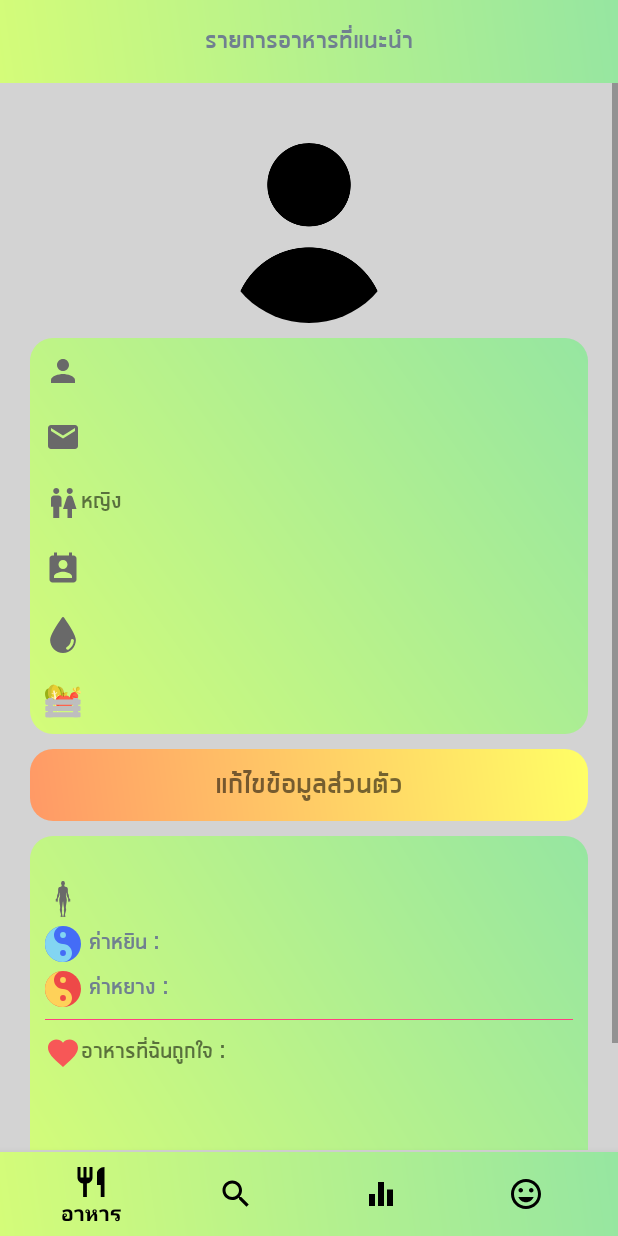
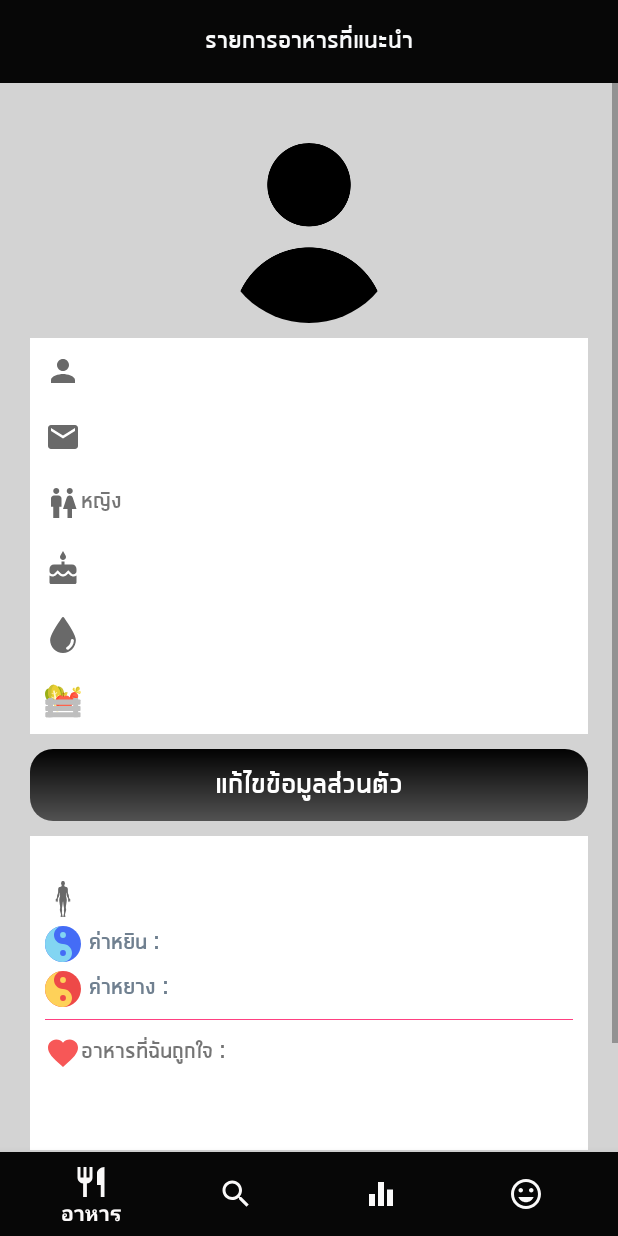
Before and after one commit to jittanan14/Yhinyhang-master, an Android app: the fragment Fragment_profile placed in its activity, on a phone screen of 412 x 824 dp. Run offline under Robolectric (Android 15) with nearby library versions, the light colour scheme and no system bars; our stand-ins replace CircleImageView, Picasso; libraries missing offline, so code that uses them is left out: com.miguelcatalan.materialsearchview; pictures from the network do not load; 1 statement that could not run was skipped.

Commit message:
change new layout app

```diff
--- a/app/src/main/java/com/example/jittanan/yhinyhang/LoginActivity.java
+++ b/app/src/main/java/com/example/jittanan/yhinyhang/LoginActivity.java
@@ -133,7 +133,7 @@ public class LoginActivity extends AppCompatActivity {
                     edit.putBoolean("SIGNIN", true);
                     edit.commit();
 
-                    Intent intent = new Intent(LoginActivity.this, Question.class);
+                    Intent intent = new Intent(LoginActivity.this, MainActivity.class);
                     startActivity(intent);
 
                 } else {
--- /dev/null
+++ b/app/src/main/res/drawable/bg_black.xml
@@ -0,0 +1,11 @@
+<?xml version="1.0" encoding="utf-8"?>
+<shape xmlns:android="http://schemas.android.com/apk/res/android"
+    android:shape="rectangle"
+    >
+    <gradient
+        android:angle="-90"
+        android:startColor="#020202"
+        android:endColor="#525252"
+        />
+    <corners android:radius="15dp" />
+</shape>
--- a/app/src/main/res/drawable/bg_main2.xml
+++ b/app/src/main/res/drawable/bg_main2.xml
@@ -6,7 +6,7 @@
         android:angle="45"
         android:centerX="35%"
         android:startColor="#D3D3D3"
-        android:centerColor="#8AFFFFFF "
+        android:centerColor="#BEFFFFFF"
         android:endColor="#D3D3D3"
         android:type="linear" />
     <corners android:radius="15dp" />
--- /dev/null
+++ b/app/src/main/res/drawable/ic_cake_black_24dp.xml
@@ -0,0 +1,9 @@
+<vector xmlns:android="http://schemas.android.com/apk/res/android"
+        android:width="24dp"
+        android:height="24dp"
+        android:viewportWidth="24.0"
+        android:viewportHeight="24.0">
+    <path
+        android:fillColor="#696969"
+        android:pathData="M12,6c1.11,0 2,-0.9 2,-2 0,-0.38 -0.1,-0.73 -0.29,-1.03L12,0l-1.71,2.97c-0.19,0.3 -0.29,0.65 -0.29,1.03 0,1.1 0.9,2 2,2zM16.6,15.99l-1.07,-1.07 -1.08,1.07c-1.3,1.3 -3.58,1.31 -4.89,0l-1.07,-1.07 -1.09,1.07C6.75,16.64 5.88,17 4.96,17c-0.73,0 -1.4,-0.23 -1.96,-0.61L3,21c0,0.55 0.45,1 1,1h16c0.55,0 1,-0.45 1,-1v-4.61c-0.56,0.38 -1.23,0.61 -1.96,0.61 -0.92,0 -1.79,-0.36 -2.44,-1.01zM18,9h-5L13,7h-2v2L6,9c-1.66,0 -3,1.34 -3,3v1.54c0,1.08 0.88,1.96 1.96,1.96 0.52,0 1.02,-0.2 1.38,-0.57l2.14,-2.13 2.13,2.13c0.74,0.74 2.03,0.74 2.77,0l2.14,-2.13 2.13,2.13c0.37,0.37 0.86,0.57 1.38,0.57 1.08,0 1.96,-0.88 1.96,-1.96L20.99,12C21,10.34 19.66,9 18,9z"/>
+</vector>
--- a/app/src/main/res/drawable/ic_exit_to_app_black_24dp.xml
+++ b/app/src/main/res/drawable/ic_exit_to_app_black_24dp.xml
@@ -4,6 +4,6 @@
         android:viewportWidth="24.0"
         android:viewportHeight="24.0">
     <path
-        android:fillColor="#FF000000"
+        android:fillColor="#FFFF"
         android:pathData="M10.09,15.59L11.5,17l5,-5 -5,-5 -1.41,1.41L12.67,11H3v2h9.67l-2.58,2.59zM19,3H5c-1.11,0 -2,0.9 -2,2v4h2V5h14v14H5v-4H3v4c0,1.1 0.89,2 2,2h14c1.1,0 2,-0.9 2,-2V5c0,-1.1 -0.9,-2 -2,-2z"/>
 </vector>
--- a/app/src/main/res/drawable/ic_password2.xml
+++ b/app/src/main/res/drawable/ic_password2.xml
@@ -1,5 +1,5 @@
-<vector android:height="24dp" android:tint="#BEBEBE"
+<vector android:height="24dp" android:tint="#696969"
     android:viewportHeight="24.0" android:viewportWidth="24.0"
     android:width="24dp" xmlns:android="http://schemas.android.com/apk/res/android">
-    <path android:fillColor="#FF000000" android:pathData="M18,8h-1L17,6c0,-2.76 -2.24,-5 -5,-5S7,3.24 7,6v2L6,8c-1.1,0 -2,0.9 -2,2v10c0,1.1 0.9,2 2,2h12c1.1,0 2,-0.9 2,-2L20,10c0,-1.1 -0.9,-2 -2,-2zM12,17c-1.1,0 -2,-0.9 -2,-2s0.9,-2 2,-2 2,0.9 2,2 -0.9,2 -2,2zM15.1,8L8.9,8L8.9,6c0,-1.71 1.39,-3.1 3.1,-3.1 1.71,0 3.1,1.39 3.1,3.1v2z"/>
+    <path android:fillColor="#696969" android:pathData="M18,8h-1L17,6c0,-2.76 -2.24,-5 -5,-5S7,3.24 7,6v2L6,8c-1.1,0 -2,0.9 -2,2v10c0,1.1 0.9,2 2,2h12c1.1,0 2,-0.9 2,-2L20,10c0,-1.1 -0.9,-2 -2,-2zM12,17c-1.1,0 -2,-0.9 -2,-2s0.9,-2 2,-2 2,0.9 2,2 -0.9,2 -2,2zM15.1,8L8.9,8L8.9,6c0,-1.71 1.39,-3.1 3.1,-3.1 1.71,0 3.1,1.39 3.1,3.1v2z"/>
 </vector>
--- a/app/src/main/res/layout/activity_main.xml
+++ b/app/src/main/res/layout/activity_main.xml
@@ -15,7 +15,7 @@
         android:id="@+id/toolbar"
         android:layout_width="match_parent"
         android:layout_height="55dp"
-        android:background="@drawable/gradient_bg2"
+        android:background="#070707"
         android:baselineAligned="false">
 
         <TextView
@@ -26,7 +26,7 @@
             android:layout_marginTop="10dp"
             android:fontFamily="@font/printable4u"
             android:text="รายการอาหารที่แนะนำ"
-            android:textColor="#708090"
+            android:textColor="#F8F9FA"
             android:textSize="20sp" />
 
         <Button
@@ -54,11 +54,10 @@
         android:layout_width="match_parent"
         android:layout_height="wrap_content"
         android:layout_alignParentBottom="true"
-        android:background="@drawable/gradient_bg2"
+        android:background="#070707"
         app:itemBackground="@null"
-        app:itemIconTint="#000000"
-
-        app:itemTextColor="#000000"
+        app:itemIconTint="#FAF9F9"
+        app:itemTextColor="#FCFAFA"
         app:menu="@menu/bottom_navigation" />
 
 </RelativeLayout>
--- a/app/src/main/res/layout/fragment_profile.xml
+++ b/app/src/main/res/layout/fragment_profile.xml
@@ -35,7 +35,7 @@
                 android:layout_below="@+id/layout_all"
                 android:layout_centerVertical="true"
                 android:layout_marginTop="10dp"
-                android:background="@drawable/gradient_bg"
+                android:background="#FFFF"
                 android:orientation="vertical"
                 android:padding="10dp">
 
@@ -45,7 +45,7 @@
                     android:layout_height="wrap_content"
                     android:drawableLeft="@drawable/ic_person"
                     android:fontFamily="@font/printable4u"
-                    android:text="ชื่อผู้ใช้"
+                    android:text=" ชื่อผู้ใช้"
                     android:textSize="18dp" />
 
 
@@ -56,7 +56,7 @@
                     android:layout_marginTop="20dp"
                     android:drawableLeft="@drawable/ic_email2"
                     android:fontFamily="@font/printable4u"
-                    android:text="อีเมล :"
+                    android:text=" อีเมล :"
                     android:textSize="18dp" />
 
                 <TextView
@@ -66,7 +66,7 @@
                     android:layout_marginTop="20dp"
                     android:drawableLeft="@drawable/ic_wc_black_24dp"
                     android:fontFamily="@font/printable4u"
-                    android:text="เพศ :"
+                    android:text=" เพศ :"
                     android:textSize="18dp" />
 
                 <TextView
@@ -74,9 +74,9 @@
                     android:layout_width="match_parent"
                     android:layout_height="wrap_content"
                     android:layout_marginTop="20dp"
-                    android:drawableLeft="@drawable/ic_calendar"
+                    android:drawableLeft="@drawable/ic_cake_black_24dp"
                     android:fontFamily="@font/printable4u"
-                    android:text="วันเกิด :"
+                    android:text=" วันเกิด :"
                     android:textSize="18dp" />
 
                 <TextView
@@ -86,7 +86,7 @@
                     android:layout_marginTop="20dp"
                     android:drawableLeft="@drawable/ic_drop"
                     android:fontFamily="@font/printable4u"
-                    android:text="ธาตุ :"
+                    android:text=" ธาตุ :"
                     android:textSize="18dp" />
 
                 <TextView
@@ -96,7 +96,7 @@
                     android:layout_marginTop="20dp"
                     android:drawableLeft="@drawable/ic_harvest"
                     android:fontFamily="@font/printable4u"
-                    android:text="วัตถุดิบอาหารที่แพ้ :"
+                    android:text=" วัตถุดิบอาหารที่แพ้ :"
                     android:textSize="18dp" />
 
 
@@ -109,7 +109,7 @@
                 android:layout_below="@+id/layout_all"
                 android:layout_centerVertical="true"
                 android:layout_marginTop="10dp"
-                android:background="@drawable/bg_cancel"
+                android:background="@drawable/bg_black"
                 android:orientation="vertical"
                 android:padding="10dp">
 
@@ -120,6 +120,7 @@
                     android:gravity="center_horizontal"
                     android:text="แก้ไขข้อมูลส่วนตัว"
                     android:textSize="23dp"
+                    android:textColor="#FFFF"
                     android:textStyle="bold"
 
                     />
@@ -134,7 +135,7 @@
                 android:layout_below="@+id/layout_all"
                 android:layout_centerVertical="true"
                 android:layout_marginTop="10dp"
-                android:background="@drawable/gradient_bg"
+                android:background="#FFFF"
                 android:orientation="vertical"
                 android:padding="10dp">
 
@@ -235,7 +236,7 @@
                 android:layout_below="@+id/layout_all"
                 android:layout_centerVertical="true"
                 android:layout_marginTop="10dp"
-                android:background="@drawable/bg_ok"
+                android:background="@drawable/bg_black"
                 android:orientation="vertical"
                 android:padding="10dp">
 
@@ -245,6 +246,7 @@
                     android:fontFamily="@font/printable4u"
                     android:gravity="center_horizontal"
                     android:text="แบบสอบถาม"
+                    android:textColor="#FFFF"
                     android:textSize="23dp"
                     android:textStyle="bold"
 
--- a/app/src/main/res/layout/fragment_search.xml
+++ b/app/src/main/res/layout/fragment_search.xml
@@ -7,11 +7,7 @@
     tools:context=".Fragments.Fragment_search">
 
     <!-- TODO: Update blank fragment layout -->
-    <android.support.v7.widget.Toolbar
-        android:id="@+id/toolbar"
-        android:layout_width="match_parent"
-        android:layout_height="?attr/actionBarSize"
-        android:background="@drawable/gradient_bg" />
+
 
 
     <com.miguelcatalan.materialsearchview.MaterialSearchView
```
Also changed, not shown: app/src/main/java/com/example/jittanan/yhinyhang/Question.java (+11 -12 lines), app/src/main/java/com/example/jittanan/yhinyhang/RegisterActivity.java (+6 -1 lines), app/src/main/res/drawable/ic_account_circle_black_24dp.xml (added, +9 -0 lines), app/src/main/res/layout/activity_log_in.xml (+17 -14 lines), app/src/main/res/layout/activity_question.xml (+14 -1 lines), app/src/main/res/layout/activity_register.xml (+10 -10 lines).
